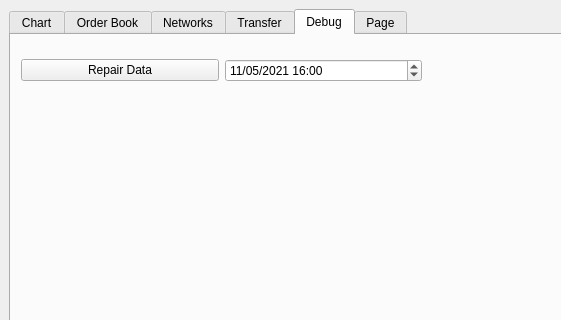
Old version of the form src/mainwindow.ui in the repository biddisco/lxqt-build-tools; both pictures show x 0 to 561 and y 0 to 320 of the 1080 by 727 pixel window.
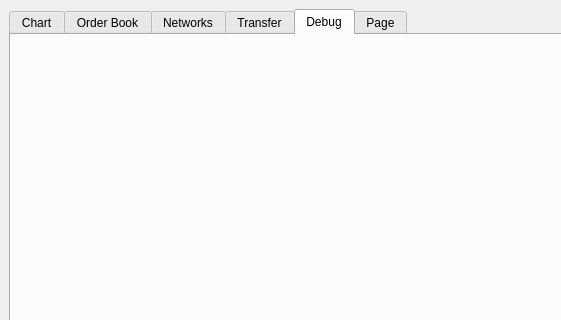
New version of the form. The open tabs and pages were chosen to show the change.

Commit message: Add simple digital clock to show time accurately

```diff
--- a/src/mainwindow.ui
+++ b/src/mainwindow.ui
@@ -447,61 +447,6 @@
          <attribute name="title">
           <string>Debug</string>
          </attribute>
-         <widget class="QWidget" name="horizontalLayoutWidget_3">
-          <property name="geometry">
-           <rect>
-            <x>10</x>
-            <y>10</y>
-            <width>401</width>
-            <height>51</height>
-           </rect>
-          </property>
-          <layout class="QHBoxLayout" name="horizontalLayout_4">
-           <item>
-            <widget class="QPushButton" name="repair_btn">
-             <property name="toolTip">
-              <string>&lt;html&gt;&lt;head/&gt;&lt;body&gt;&lt;p&gt;Press 'r' on chart to set repair date/time&lt;/p&gt;&lt;/body&gt;&lt;/html&gt;</string>
-             </property>
-             <property name="text">
-              <string>Repair Data</string>
-             </property>
-            </widget>
-           </item>
-           <item>
-            <widget class="QDateTimeEdit" name="repair_date">
-             <property name="dateTime">
-              <datetime>
-               <hour>16</hour>
-               <minute>0</minute>
-               <second>0</second>
-               <year>2021</year>
-               <month>5</month>
-               <day>11</day>
-              </datetime>
-             </property>
-             <property name="minimumTime">
-              <time>
-               <hour>8</hour>
-               <minute>0</minute>
-               <second>0</second>
-              </time>
-             </property>
-             <property name="currentSection">
-              <enum>QDateTimeEdit::DaySection</enum>
-             </property>
-             <property name="displayFormat">
-              <string>dd/MM/yyyy HH:mm</string>
-             </property>
-             <property name="calendarPopup">
-              <bool>false</bool>
-             </property>
-             <property name="timeSpec">
-              <enum>Qt::OffsetFromUTC</enum>
-             </property>
-            </widget>
-           </item>
-          </layout>
-         </widget>
         </widget>
         <widget class="QWidget" name="tab_3">
          <attribute name="title">
```
Left out of the diff: 8 changed lines with no effect on the pictures. The commit also changes 4 other files.
